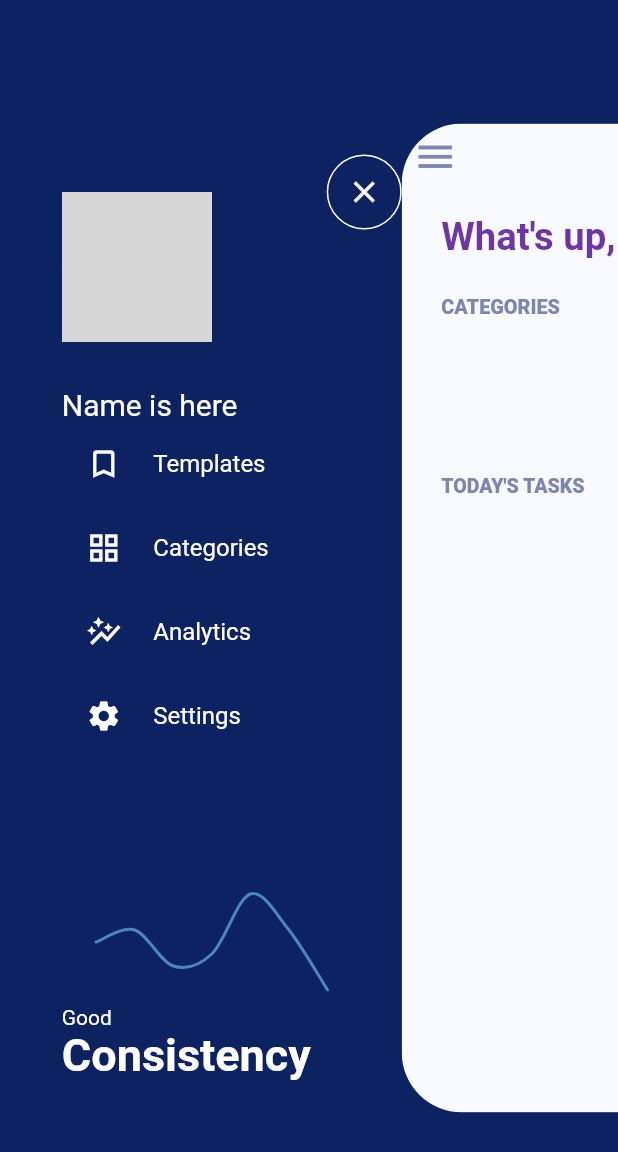
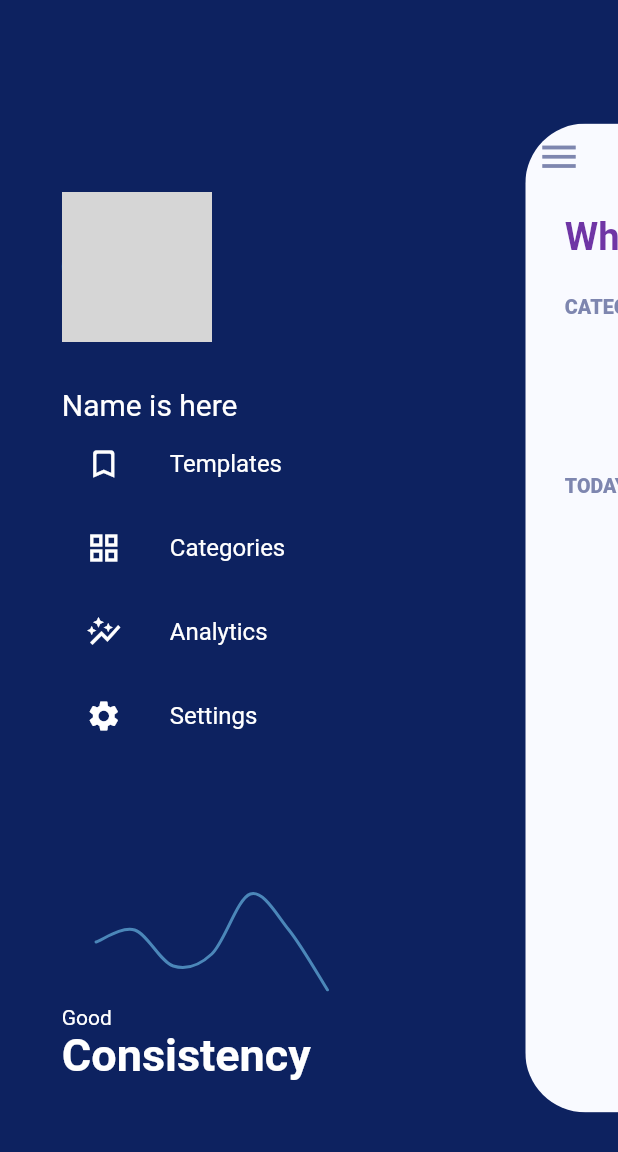
Before and after one commit to Chetan-Goyal/ToDo-App, a Flutter app: the HomeScreen screen opened directly, after a tap on the "menu" icon, on a phone screen of 412 x 824 dp. Shown: the top 1152 px of the screen. Run offline on Flutter 3.47's test engine with Material 2 defaults, Android fonts, the phone set to English and light mode, and no system bars; drawn by our look-alikes of flutter_zoom_drawer; our stand-ins replace dio, email_validator, flutter_colorpicker, flutter_riverpod, flutter_secure_storage, flutter_slidable and 8 more; accounts and stored records are empty; network calls fail; grey boxes are pictures that could not be loaded.

Commit message:
Bumps Flutter version to 3.x.x

```diff
--- a/lib/providers/tasks_providers.dart
+++ b/lib/providers/tasks_providers.dart
@@ -1,4 +1,4 @@
-import 'package:riverpod/riverpod.dart';
+import 'package:flutter_riverpod/flutter_riverpod.dart';
 import 'package:todo_app/view_models/tasks_provider.dart';
 
 final tasksNotifierProvider = StateNotifierProvider<TasksNotifier, TasksState>(
--- a/lib/view/pages/authentication/login/login_screen.dart
+++ b/lib/view/pages/authentication/login/login_screen.dart
@@ -58,6 +58,7 @@
                 RoundedButton(
                   text: "LOGIN",
                   press: () async {
+                    final navigator = Navigator.of(context);
                     if (_formKey.currentState != null &&
                         _formKey.currentState!.validate()) {
                       bool result = await AuthApiClient().login(
@@ -65,8 +66,7 @@
                         passwordController.text,
                       );
                       if (result) {
-                        Navigator.pushAndRemoveUntil(
-                          context,
+                        navigator.pushAndRemoveUntil(
                           MaterialPageRoute(
                             builder: (ctx) => const HomeScreen(),
                           ),
--- a/lib/view/pages/authentication/signup/signup_screen.dart
+++ b/lib/view/pages/authentication/signup/signup_screen.dart
@@ -14,7 +14,7 @@
   const SignUpScreen({Key? key}) : super(key: key);
 
   @override
-  _SignUpScreenState createState() => _SignUpScreenState();
+  State<SignUpScreen> createState() => _SignUpScreenState();
 }
 
 class _SignUpScreenState extends State<SignUpScreen> {
@@ -70,6 +70,7 @@
                 RoundedButton(
                   text: "SIGNUP",
                   press: () async {
+                    final navigator = Navigator.of(context);
                     if (_formKey.currentState != null &&
                         _formKey.currentState!.validate()) {
                       bool result = await AuthApiClient().register(
@@ -78,8 +79,7 @@
                         passwordController.text,
                       );
                       if (result) {
-                        Navigator.pushAndRemoveUntil(
-                          context,
+                        navigator.pushAndRemoveUntil(
                           MaterialPageRoute(
                             builder: (ctx) => const HomeScreen(),
                           ),
--- a/lib/view/pages/home/home_screen.dart
+++ b/lib/view/pages/home/home_screen.dart
@@ -1,6 +1,7 @@
 import 'package:flutter/material.dart';
 import 'package:flutter_riverpod/flutter_riverpod.dart';
 import 'package:flutter_slidable/flutter_slidable.dart';
+import 'package:flutter_zoom_drawer/config.dart';
 import 'package:flutter_zoom_drawer/flutter_zoom_drawer.dart';
 import 'package:share_plus/share_plus.dart';
 import 'package:todo_app/config/constants.dart';
@@ -15,7 +16,7 @@
 
   @override
   Widget build(BuildContext context, WidgetRef ref) {
-    Size _size = MediaQuery.of(context).size;
+    final Size size = MediaQuery.of(context).size;
 
     final provider = ref.watch(tasksNotifierProvider);
 
@@ -56,18 +57,17 @@
           controller: _drawerController,
           showShadow: false,
           angle: 0,
-          slideWidth: _size.width * 0.65,
-          backgroundColor: const Color(0xFF0D2260),
+          slideWidth: size.width * 0.85,
+          menuBackgroundColor: const Color(0xFF0D2260),
           borderRadius: 50,
           mainScreenScale: 0.2,
           menuScreen: Scaffold(
               backgroundColor: const Color(0xFF0D2260),
               body: Padding(
                 padding: EdgeInsets.only(
-                  top: _size.width * 0.25,
-                  right: _size.width * 0.35,
-                  left: _size.width * 0.1,
-                  bottom: _size.width * 0.25,
+                  top: size.width * 0.25,
+                  left: size.width * 0.1,
+                  bottom: size.width * 0.25,
                 ),
                 child: Column(
                   crossAxisAlignment: CrossAxisAlignment.start,
@@ -209,20 +209,20 @@
                     onTap: () => _drawerController.toggle!.call(),
                     child: Icon(
                       Icons.menu,
-                      size: 0.09 * _size.width,
+                      size: 0.09 * size.width,
                       color: lightGreyColor,
                     ),
                   ),
                   actions: [
                     Icon(
                       Icons.search,
-                      size: 0.09 * _size.width,
+                      size: 0.09 * size.width,
                       color: lightGreyColor,
                     ),
-                    SizedBox(width: 0.05 * _size.width),
+                    SizedBox(width: 0.05 * size.width),
                     Icon(
                       Icons.notifications,
-                      size: 0.09 * _size.width,
+                      size: 0.09 * size.width,
                       color: lightGreyColor,
                     ),
                   ],
@@ -230,9 +230,9 @@
                 const SliverToBoxAdapter(child: SizedBox(height: 20)),
                 SliverToBoxAdapter(
                   child: defaultPaddingWrapper(
-                    size: _size,
+                    size: size,
                     child: Container(
-                      margin: EdgeInsets.only(right: 0.2 * _size.width),
+                      margin: EdgeInsets.only(right: 0.2 * size.width),
                       child: const FittedBox(
                         alignment: Alignment.centerLeft,
                         child: Text(
@@ -250,10 +250,10 @@
                 const SliverToBoxAdapter(child: SizedBox(height: 30)),
                 SliverToBoxAdapter(
                   child: defaultPaddingWrapper(
-                    size: _size,
+                    size: size,
                     child: headingWrapper(
                       title: 'CATEGORIES',
-                      margin: 0.6 * _size.width,
+                      margin: 0.6 * size.width,
                     ),
                   ),
                 ),
@@ -284,13 +284,7 @@
                                 crossAxisAlignment: CrossAxisAlignment.start,
                                 children: [
                                   Text(
-                                    tasks
-                                            .where((element) =>
-                                                element.category ==
-                                                categories[index])
-                                            .length
-                                            .toString() +
-                                        " Tasks",
+                                    "${tasks.where((element) => element.category == categories[index]).length} Tasks",
                                     style: const TextStyle(
                                         fontWeight: FontWeight.bold,
                                         fontSize: 12,
@@ -336,10 +330,10 @@
                 const SliverToBoxAdapter(child: SizedBox(height: 20)),
                 SliverToBoxAdapter(
                   child: defaultPaddingWrapper(
-                    size: _size,
+                    size: size,
                     child: headingWrapper(
                       title: 'TODAY\'S TASKS',
-                      margin: 0.55 * _size.width,
+                      margin: 0.55 * size.width,
                     ),
                   ),
                 ),
@@ -380,8 +374,18 @@
                         child: Padding(
                             padding: const EdgeInsets.only(top: 10, bottom: 10),
                             child: defaultPaddingWrapper(
-                              size: _size,
+                              size: size,
                               child: Container(
+                                constraints: BoxConstraints.tight(
+                                  Size(
+                                    size.width * 0.95,
+                                    60,
+                                  ),
+                                ),
+                                decoration: BoxDecoration(
+                                  color: Colors.white,
+                                  borderRadius: BorderRadius.circular(20),
+                                ),
                                 child: Row(
                                   children: [
                                     const SizedBox(width: 20),
@@ -400,16 +404,6 @@
                                           fontWeight: FontWeight.w600),
                                     ),
                                   ],
-                                ),
-                                constraints: BoxConstraints.tight(
-                                  Size(
-                                    _size.width * 0.95,
-                                    60,
-                                  ),
-                                ),
-                                decoration: BoxDecoration(
-                                  color: Colors.white,
-                                  borderRadius: BorderRadius.circular(20),
                                 ),
                               ),
                             )),
@@ -495,7 +489,7 @@
     return ListTile(
       leading: Icon(item.icon, color: Colors.white),
       title: Text(item.title, style: const TextStyle(color: Colors.white)),
-      horizontalTitleGap: 5,
+      // horizontalTitleGap: 5,
       onTap: null,
     );
   }
--- a/lib/view/pages/onboarding/widgets/explore_now_button.dart
+++ b/lib/view/pages/onboarding/widgets/explore_now_button.dart
@@ -21,7 +21,6 @@
           MaterialPageRoute(builder: (_) => const SignUpScreen()),
         );
       },
-      child: const Text('Explore Now!'),
       style: ElevatedButton.styleFrom(
         shape: RoundedRectangleBorder(
           borderRadius: BorderRadius.circular(18.0),
@@ -35,6 +34,7 @@
         onSurface: kPrimaryColor,
         primary: kPrimaryColor.withOpacity(0.8),
       ),
+      child: const Text('Explore Now!'),
     );
   }
 }
--- a/lib/view_models/tasks_provider.dart
+++ b/lib/view_models/tasks_provider.dart
@@ -1,7 +1,7 @@
 import 'package:fluttertoast/fluttertoast.dart';
 import 'package:freezed_annotation/freezed_annotation.dart';
 import 'package:get_it/get_it.dart';
-import 'package:riverpod/riverpod.dart';
+import 'package:flutter_riverpod/flutter_riverpod.dart';
 import 'package:todo_app/domain/task_repository/task_repository.dart';
 
 part 'tasks_provider.freezed.dart';
```
Also changed, not shown: lib/view/pages/add_task/add_task_screen.dart (+7 -6 lines), lib/view/pages/authentication/signup/widgets/rounded_button.dart (+4 -4 lines), lib/view/pages/splash/splash_screen.dart (+6 -8 lines), pubspec.yaml (+5 -5 lines), pubspec.lock, 1 other file.
